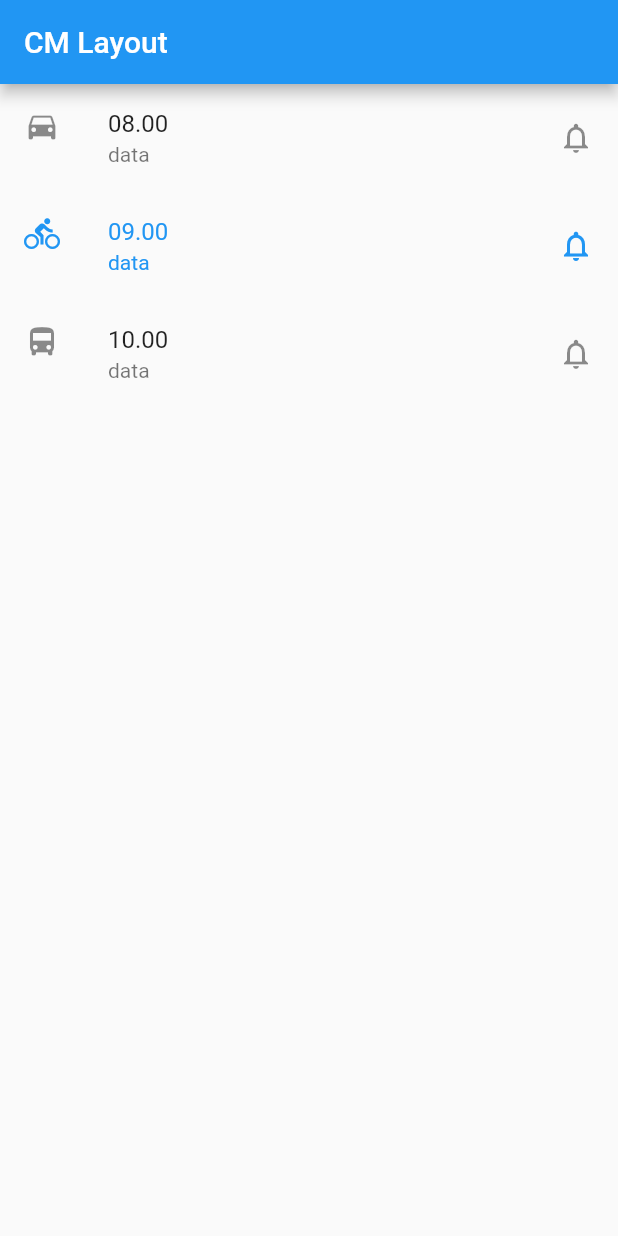
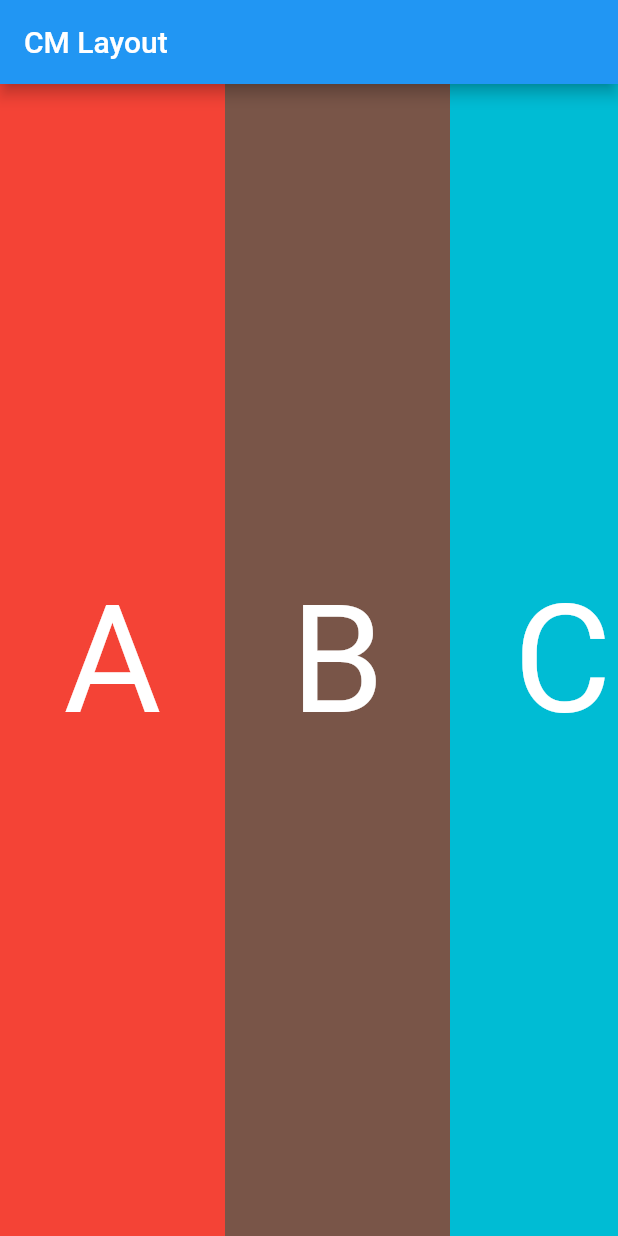
Before and after one commit to boss29024/flutter_hello_world, a Flutter app: the screen it shows after launch, on a phone screen of 412 x 824 dp. Run offline on Flutter 3.47's test engine with Material 2 defaults, Android fonts, the phone set to English and light mode, and no system bars.

Commit message:
-ListView -แนวนอน

```diff
--- a/lib/main.dart
+++ b/lib/main.dart
@@ -13,29 +13,52 @@ class MyApp extends StatelessWidget {
           title: Text("CM Layout"),
         ),
         body: ListView(
+          scrollDirection: Axis.horizontal,
           children: <Widget>[
-            ListTile(
-              leading: Icon(Icons.directions_car),
-              title: Text("08.00"),
-              subtitle: Text("data"),
-              //enabled: false,
-              onTap: () {
-                print("click");
-              },
-              trailing: Icon(Icons.notifications_none),
+            Container(
+              alignment: FractionalOffset.center,
+              width: 150,
+              color: Colors.red,
+              child: Text(
+                "A",
+                style: TextStyle(fontSize: 100, color: Colors.white),
+              ),
             ),
-            ListTile(
-              selected: true,
-              leading: Icon(Icons.directions_bike),
-              title: Text("09.00"),
-              subtitle: Text("data"),
-              trailing: Icon(Icons.notifications_none),
+            Container(
+              alignment: FractionalOffset.center,
+              width: 150,
+              color: Colors.brown,
+              child: Text(
+                "B",
+                style: TextStyle(fontSize: 100, color: Colors.white),
+              ),
             ),
-            ListTile(
-              leading: Icon(Icons.directions_bus),
-              title: Text("10.00"),
-              subtitle: Text("data"),
-              trailing: Icon(Icons.notifications_none),
+            Container(
+              alignment: FractionalOffset.center,
+              width: 150,
+              color: Colors.cyan,
+              child: Text(
+                "C",
+                style: TextStyle(fontSize: 100, color: Colors.white),
+              ),
+            ),
+            Container(
+              alignment: FractionalOffset.center,
+              width: 150,
+              color: Colors.green,
+              child: Text(
+                "D",
+                style: TextStyle(fontSize: 100, color: Colors.white),
+              ),
+            ),
+            Container(
+              alignment: FractionalOffset.center,
+              width: 150,
+              color: Colors.indigo,
+              child: Text(
+                "E",
+                style: TextStyle(fontSize: 100, color: Colors.white),
+              ),
             )
           ],
         ),
@@ -43,6 +66,48 @@ class MyApp extends StatelessWidget {
     );
   }
 }
+
+// class MyApp extends StatelessWidget { ListViewแนวตั้ง
+//   @override
+//   Widget build(BuildContext context) {
+//     // TODO: implement build
+//     return MaterialApp(
+//       title: "CM Layout",
+//       home: Scaffold(
+//         appBar: AppBar(
+//           title: Text("CM Layout"),
+//         ),
+//         body: ListView(
+//           children: <Widget>[
+//             ListTile(
+//               leading: Icon(Icons.directions_car),
+//               title: Text("08.00"),
+//               subtitle: Text("data"),
+//               //enabled: false,
+//               onTap: () {
+//                 print("click");
+//               },
+//               trailing: Icon(Icons.notifications_none),
+//             ),
+//             ListTile(
+//               selected: true,
+//               leading: Icon(Icons.directions_bike),
+//               title: Text("09.00"),
+//               subtitle: Text("data"),
+//               trailing: Icon(Icons.notifications_none),
+//             ),
+//             ListTile(
+//               leading: Icon(Icons.directions_bus),
+//               title: Text("10.00"),
+//               subtitle: Text("data"),
+//               trailing: Icon(Icons.notifications_none),
+//             )
+//           ],
+//         ),
+//       ),
+//     );
+//   }
+// }
 
 // class MyApp extends StatelessWidget { ListView1
 //   @override
```
